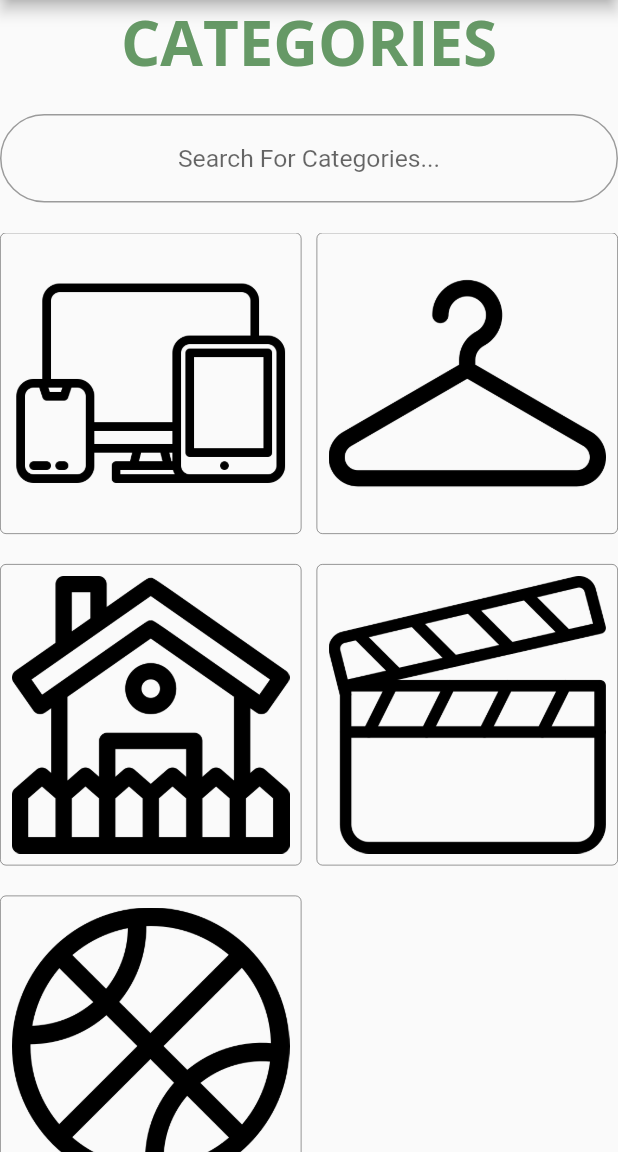
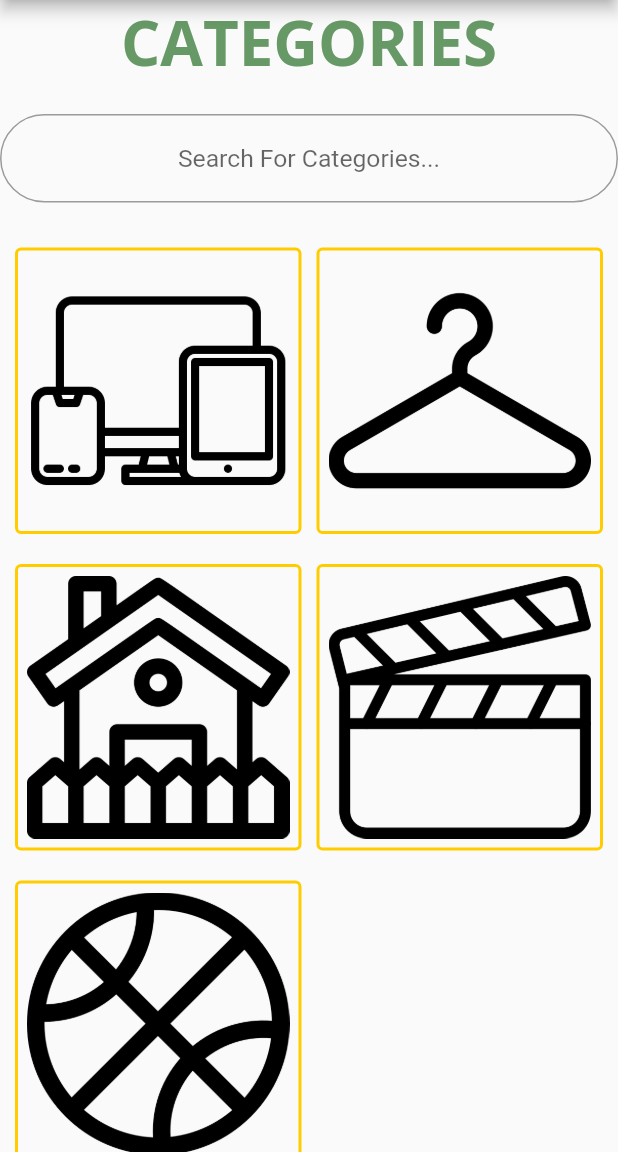
Before and after one commit to esraa-torky/GoShare, a Flutter app: the screen it shows after launch, on a phone screen of 412 x 824 dp, the part 84-1236 px from its top. Run offline on Flutter 3.47's test engine with Material 2 defaults, Android fonts, the phone set to English and light mode, and no system bars; drawn by our look-alikes of auto_size_text; our stand-ins replace focused_menu; project files that could hold a hidden picture were left out.

Commit message:
color and paddding update

```diff
--- a/lib/common/widgets/title_widget.dart
+++ b/lib/common/widgets/title_widget.dart
@@ -8,9 +8,9 @@ Container titleWidget(String title, Color fontColor, {String categoryName}) {
     alignment: Alignment.center,
     width: double.infinity,
     child: AutoSizeText(
-      '$title${categoryName != null ? ' - $categoryName' : ''}',
+      '$title${categoryName != null ? '  $categoryName' : ''}',
       maxLines: 2,
-      minFontSize: 10,
+      minFontSize: 5,
       textAlign: TextAlign.center,
       style: TextStyle(
           color: fontColor,
--- a/lib/providers/home/home_provider.dart
+++ b/lib/providers/home/home_provider.dart
@@ -96,14 +96,14 @@ class HomeProvider extends ChangeNotifier {
     Category('FILM', [
       {
         'name': 'Seven DVD',
-        'image': 'images/film/seven_dvd.jpg',
+        'image': 'images/film/seven_dvd.jpeg',
         'price': 40,
         'desc':
         'This movie is the best!'
       },
       {
         'name': 'The Godfather DVD',
-        'image': 'images/film/the_godfather_dvd.jpg',
+        'image': 'images/film/the_godfather_dvd.jpeg',
         'price': 35,
         'desc':
         'I dont need this DVD anymore because there is Netflix!'
@@ -246,14 +246,14 @@ class HomeProvider extends ChangeNotifier {
     Category('FILM', [
       {
         'name': 'Seven DVD',
-        'image': 'images/film/seven_dvd.jpg',
+        'image': 'images/film/seven_dvd.jpeg',
         'price': 40,
         'desc':
         'This movie is the best!'
       },
       {
         'name': 'The Godfather DVD',
-        'image': 'images/film/the_godfather_dvd.jpg',
+        'image': 'images/film/the_godfather_dvd.jpeg',
         'price': 35,
         'desc':
         'I dont need this DVD anymore because there is Netflix!'
--- a/lib/providers/product/product_provider.dart
+++ b/lib/providers/product/product_provider.dart
@@ -1,7 +1,7 @@
 import 'package:flutter/cupertino.dart';
 
 class ProductProvider extends ChangeNotifier {
-  String title = 'Products';
+  String title = 'PRODUCTS';
   TextEditingController searchController = TextEditingController(text: '');
   String incomingCategoryName;
   Map<String, dynamic> tempProduct;
--- a/lib/views/home/layouts/category_list.dart
+++ b/lib/views/home/layouts/category_list.dart
@@ -21,15 +21,16 @@ class CategoryList extends StatelessWidget {
             childAspectRatio: 1,
             mainAxisSpacing: 20,
             crossAxisSpacing: 10,
+            padding: EdgeInsets.all(10),
             children: [
               ...categories.map((category) => TextButton(
                 child: Container(
+
                   decoration: BoxDecoration(
                     image: DecorationImage(
                       image: AssetImage(category.categoryImage,),
                      fit: BoxFit.fill
                     ),
-
                   ),
                  //child: Text(category.categoryName,),
 
@@ -44,8 +45,8 @@ class CategoryList extends StatelessWidget {
                       alignment: Alignment.center,
                       primary: Colors.white,
                       side: BorderSide(
-                        color: Colors.black54,
-                        width: 0.5,
+                        color: Color(0xffffcc00),
+                        width: 2,
                       ),
 
                     ),
--- a/lib/views/product/layouts/product_list.dart
+++ b/lib/views/product/layouts/product_list.dart
@@ -65,6 +65,7 @@ class ProductList extends StatelessWidget {
             child: Text(
               'Product not found',
               style: TextStyle(
+                fontFamily: 'QuickSand',
                 fontWeight: FontWeight.bold,
                 fontSize: SizeConfig.text * 5,
               ),
--- a/lib/views/product/product_item.dart
+++ b/lib/views/product/product_item.dart
@@ -15,6 +15,7 @@ class ProductItem extends StatelessWidget {
       resizeToAvoidBottomInset: false,
       appBar: AppBar(
         title: Text('GoShare'),
+        backgroundColor: Color(0xff669966),
       ),
       body: Consumer<ProductProvider>(
         builder: (ctxHome, product, child) => SafeArea(
--- a/lib/views/product/product_view.dart
+++ b/lib/views/product/product_view.dart
@@ -15,12 +15,13 @@ class ProductView extends StatelessWidget {
       resizeToAvoidBottomInset: false,
       appBar: AppBar(
         title: Text('GoShare'),
+        backgroundColor: Color(0xff669966),
       ),
       body: Consumer<ProductProvider>(
         builder: (ctxHome, product, child) => SafeArea(
           child: Column(
             children: [
-              titleWidget(product.title, Colors.black,
+              titleWidget(product.title, Color(0xff333333),
                   categoryName: product.incomingCategoryName,),
               SearchWidget(
                 searchController: product.searchController,
```
